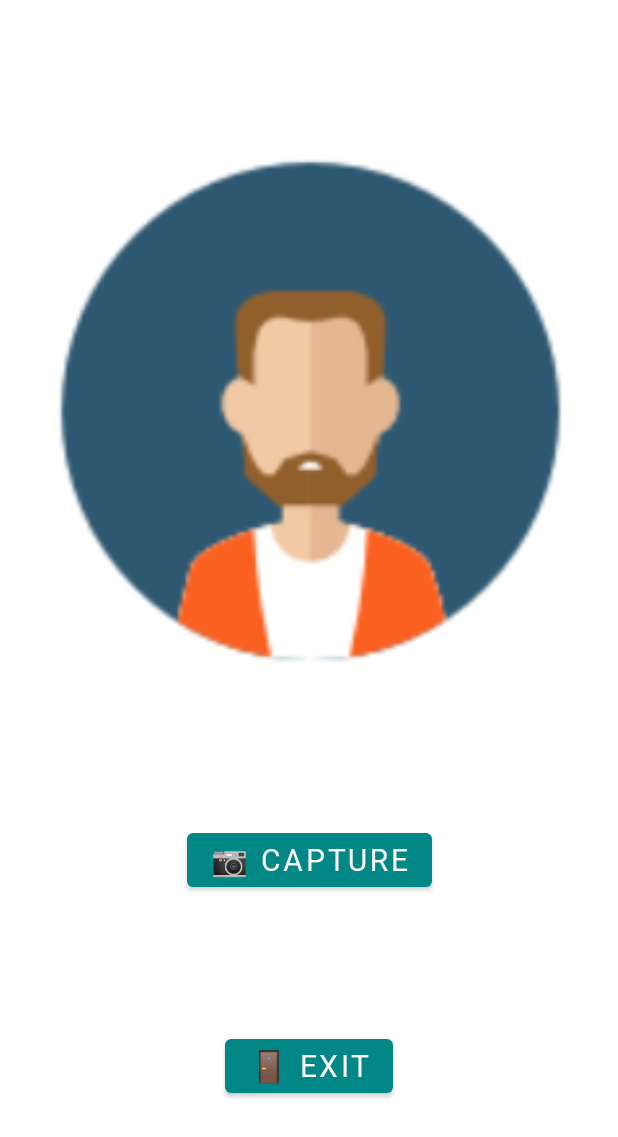
After one commit to pedrosc94/AMOV_2021_2022_Reversi2, an Android app: the layout activity_camera.xml on its own in the app's theme, with its tools: preview values and no code run, on a phone screen of 412 x 824 dp. The commit adds this screen. Shown: the top 1137 px of the screen. Run offline under Robolectric (Android 15) with nearby library versions, the phone set to English and light mode, and no system bars.

Commit message:
added camera

```diff
--- a/app/src/main/java/com/amov/reversi/Home.kt
+++ b/app/src/main/java/com/amov/reversi/Home.kt
@@ -110,6 +110,7 @@ class Home : AppCompatActivity() {
         when {
             CURR_VERSION_CODE == savedVersionCode -> {
                 Log.d(TAG, "This is a normal run!")
+                createEmptyUser()
                 return
             }
             // -1 -> Doesn't exist
--- /dev/null
+++ b/app/src/main/res/layout/activity_camera.xml
@@ -0,0 +1,42 @@
+<?xml version="1.0" encoding="utf-8"?>
+<androidx.constraintlayout.widget.ConstraintLayout xmlns:android="http://schemas.android.com/apk/res/android"
+    xmlns:app="http://schemas.android.com/apk/res-auto"
+    xmlns:tools="http://schemas.android.com/tools"
+    android:layout_width="match_parent"
+    android:layout_height="match_parent"
+    tools:context=".Camera">
+
+    <ImageView
+        android:id="@+id/camera_image_preview"
+        android:layout_width="350dp"
+        android:layout_height="350dp"
+        app:layout_constraintBottom_toBottomOf="parent"
+        app:layout_constraintEnd_toEndOf="parent"
+        app:layout_constraintHorizontal_bias="0.491"
+        app:layout_constraintStart_toStartOf="parent"
+        app:layout_constraintTop_toTopOf="parent"
+        app:layout_constraintVertical_bias="0.207"
+        app:srcCompat="@drawable/pic" />
+
+    <Button
+        android:id="@+id/camera_capture_btn"
+        android:layout_width="wrap_content"
+        android:layout_height="wrap_content"
+        android:layout_marginTop="100dp"
+        android:text="@string/camera_capture"
+        app:layout_constraintBottom_toBottomOf="parent"
+        app:layout_constraintEnd_toEndOf="parent"
+        app:layout_constraintStart_toStartOf="parent"
+        app:layout_constraintTop_toBottomOf="@+id/camera_image_preview"
+        app:layout_constraintVertical_bias="0.006" />
+
+    <Button
+        android:id="@+id/camera_exit_btn"
+        android:layout_width="wrap_content"
+        android:layout_height="wrap_content"
+        android:text="@string/app_exit"
+        app:layout_constraintBottom_toBottomOf="parent"
+        app:layout_constraintEnd_toEndOf="parent"
+        app:layout_constraintStart_toStartOf="parent"
+        app:layout_constraintTop_toBottomOf="@+id/camera_capture_btn" />
+</androidx.constraintlayout.widget.ConstraintLayout>
--- a/app/src/main/res/layout/activity_profile.xml
+++ b/app/src/main/res/layout/activity_profile.xml
@@ -23,7 +23,8 @@
 
         <com.google.android.material.textfield.TextInputLayout
             android:layout_width="match_parent"
-            android:layout_height="wrap_content">
+            android:layout_height="wrap_content"
+            android:layout_marginTop="15dp">
 
             <com.google.android.material.textfield.TextInputEditText
                 android:id="@+id/profile_name_text"
@@ -32,7 +33,7 @@
                 android:gravity="center_horizontal"
                 android:selectAllOnFocus="true"
                 android:singleLine="true"
-                android:text="Your name here" />
+                android:text="@string/profile_name" />
         </com.google.android.material.textfield.TextInputLayout>
 
         <Button
--- a/app/src/main/res/values/strings.xml
+++ b/app/src/main/res/values/strings.xml
@@ -3,9 +3,7 @@
     <string name="app_lang">🇬🇧 English</string>
     <string name="camera_capture">📷 Capture</string>
     <string name="camera_back">Back</string>
-    <string name="camera_switch">Switch</string>
     <!-- TODO: Remove or change this placeholder text -->
-    <string name="hello_blank_fragment">Hello blank fragment</string>
     <string name="home_local">📍 Local</string>
     <string name="home_online">🌍 Online</string>
     <string name="home_settings">⚙️ Settings</string>
@@ -15,4 +13,5 @@
     <string name="permissions_request_btn">Request for permissions</string>
     <string name="settings_profile">👨 Profile‍</string>
     <string name="settings_lang">Language</string>
+    <string name="profile_name">Username</string>
 </resources>
```
Also changed, not shown: app/src/main/AndroidManifest.xml (+16 -25 lines), app/src/main/java/com/amov/reversi/Camera.kt (added, +19 -0 lines), app/src/main/java/com/amov/reversi/CameraFragment.kt (deleted, +0 -59 lines), app/src/main/java/com/amov/reversi/Profile.kt (+30 -2 lines), app/src/main/java/com/amov/reversi/Utils.kt (+55 -25 lines), app/src/main/res/layout/fragment_camera.xml (deleted, +0 -14 lines), 1 other file.
